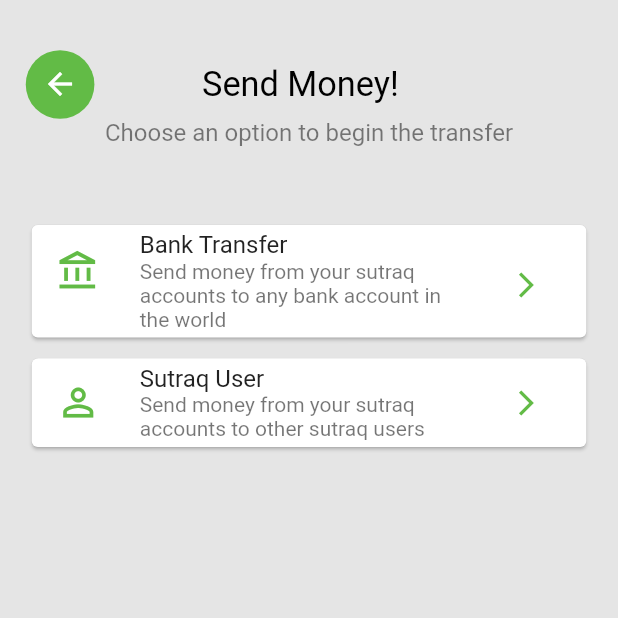
After one commit to Sohag-84/Bank_UI_design, a Flutter app: the SendMoneyScreen screen opened directly, on a phone screen of 412 x 824 dp, the top half of it. The commit adds this screen. Run offline on Flutter 3.47's test engine with Material 2 defaults, Android fonts, the phone set to English and light mode, and no system bars; our stand-ins replace flutter_screenutil, get.

Commit message:
Send money secreen is designed

```diff
--- a/lib/constant/color.dart
+++ b/lib/constant/color.dart
@@ -79,3 +79,9 @@
 class SettingColor {
   static const Color bgColor = Color(0xFF08083D);
 }
+
+class SendMoneyColor {
+  static const Color titleColor = Color(0xFF2F2F2F);
+  static Color subtitleColor = Color(0xFF000000).withOpacity(.50);
+  static const Color iconColor = Color(0xFF62BB46);
+}
--- a/lib/constant/strings.dart
+++ b/lib/constant/strings.dart
@@ -104,3 +104,14 @@
 class SettingText {
   static const String accountSetting = "Account Settings";
 }
+
+class SendMoneyText {
+  static const String headingSubtitle =
+      "Choose an option to begin the transfer";
+  static const String title_1 = "Bank Transfer";
+  static const String title_2 = "Sutraq User";
+  static const String subtitle_1 =
+      "Send money from your sutraq accounts to any bank account in the world";
+  static const String subtitle_2 =
+      "Send money from your sutraq accounts to other sutraq users";
+}
--- a/lib/routes/route.dart
+++ b/lib/routes/route.dart
@@ -7,6 +7,7 @@
 import '../views/login_screen.dart';
 import '../views/pages/bottom_nav_page.dart';
 import '../views/pages/onboarding_page.dart';
+import '../views/pages/wallet_screen.dart';
 import '../views/splash_screen.dart';
 import '../views/tip_screen.dart';
 import '../views/transaction_history_screen.dart';
@@ -19,6 +20,7 @@
 const String tipScreen = '/tip-screen';
 const String navigationBar = '/navigationBar-screen';
 const String transactionScreen = '/transaction-screen';
+const String walletScreen = '/wallet-screen';
 
 List<GetPage> pages = [
   GetPage(
@@ -53,4 +55,8 @@
     name: transactionScreen,
     page: () => TransactionScreen(),
   ),
+  GetPage(
+    name: walletScreen,
+    page: () => WalletScreen(),
+  ),
 ];
--- a/lib/views/pages/dashboard_screen.dart
+++ b/lib/views/pages/dashboard_screen.dart
@@ -3,6 +3,7 @@
 import 'package:bank_ui_design/constant/color.dart';
 import 'package:bank_ui_design/constant/strings.dart';
 import 'package:bank_ui_design/routes/route.dart';
+import 'package:bank_ui_design/views/pages/send_money_screen.dart';
 import 'package:bank_ui_design/widgets/show_dialog.dart';
 import 'package:flutter/material.dart';
 import 'package:flutter_screenutil/flutter_screenutil.dart';
@@ -177,8 +178,10 @@
                                   context: context,
                                   builder: (_) {
                                     return CustomDialog(
-                                      buttonText: DialogText.fundWalletButton,
-                                    );
+                                        buttonText: DialogText.fundWalletButton,
+                                        onPressed: () {
+                                          print("object");
+                                        });
                                   });
                             },
                             child: CustomTransaction(
@@ -198,7 +201,11 @@
                                 context: context,
                                 builder: (_) {
                                   return CustomDialog(
-                                      buttonText: DialogText.sendMoneyButton);
+                                    buttonText: DialogText.sendMoneyButton,
+                                    onPressed: () {
+                                      Get.to(SendMoneyScreen());
+                                    },
+                                  );
                                 },
                               );
                             },
@@ -219,8 +226,10 @@
                                 context: context,
                                 builder: (_) {
                                   return CustomDialog(
-                                    buttonText: DialogText.widthdrowButton,
-                                  );
+                                      buttonText: DialogText.widthdrowButton,
+                                      onPressed: () {
+                                        print("object");
+                                      });
                                 },
                               );
                             },
--- /dev/null
+++ b/lib/views/pages/send_money_screen.dart
@@ -0,0 +1,122 @@
+// ignore_for_file: prefer_const_constructors
+
+import 'package:bank_ui_design/constant/strings.dart';
+import 'package:bank_ui_design/routes/route.dart';
+import 'package:bank_ui_design/views/pages/wallet_screen.dart';
+import 'package:flutter/material.dart';
+import 'package:flutter_screenutil/flutter_screenutil.dart';
+import 'package:get/get.dart';
+
+import '../../constant/color.dart';
+
+class SendMoneyScreen extends StatelessWidget {
+  const SendMoneyScreen({Key? key}) : super(key: key);
+
+  @override
+  Widget build(BuildContext context) {
+    return Scaffold(
+      backgroundColor: Color(0xFFE5E5E5),
+      body: SafeArea(
+        child: Padding(
+          padding: EdgeInsets.only(left: 15.w, right: 15.w, top: 8.h),
+          child: Column(
+            children: [
+              SizedBox(
+                height: 20.h,
+              ),
+              SizedBox(
+                width: double.infinity,
+                child: Row(
+                  children: [
+                    Align(
+                      alignment: Alignment.topLeft,
+                      child: InkWell(
+                        onTap: () => Get.toNamed(walletScreen),
+                        child: CircleAvatar(
+                          backgroundColor: AuthColors.iconColor,
+                          radius: 20.r,
+                          child: Center(
+                            child: Icon(
+                              Icons.arrow_back_outlined,
+                              color: Colors.white,
+                            ),
+                          ),
+                        ),
+                      ),
+                    ),
+                    Spacer(),
+                    Text(
+                      "Send Money!",
+                      style: TextStyle(
+                        fontSize: 20.sp,
+                        color: Colors.black,
+                      ),
+                    ),
+                    SizedBox(
+                      width: 50.w,
+                    ),
+                    Spacer(),
+                  ],
+                ),
+              ),
+              Text(
+                SendMoneyText.headingSubtitle,
+                style: TextStyle(
+                  color: SendMoneyColor.subtitleColor,
+                  fontSize: 14.sp,
+                  fontWeight: FontWeight.w400,
+                ),
+              ),
+              SizedBox(
+                height: 40.h,
+              ),
+              Card(
+                color: Colors.white,
+                child: ListTile(
+                  leading: Icon(
+                    Icons.account_balance_outlined,
+                    color: SendMoneyColor.iconColor,
+                    size: 30,
+                  ),
+                  title: Text(SendMoneyText.title_1),
+                  subtitle: Text(SendMoneyText.subtitle_1),
+                  trailing: IconButton(
+                    icon: Icon(
+                      Icons.arrow_forward_ios_outlined,
+                      color: SendMoneyColor.iconColor,
+                      size: 20,
+                    ),
+                    onPressed: () {},
+                  ),
+                ),
+              ),
+              SizedBox(
+                height: 5.h,
+              ),
+              Card(
+                color: Colors.white,
+                child: ListTile(
+                  leading: Icon(
+                    Icons.person_outline,
+                    color: SendMoneyColor.iconColor,
+                    size: 30,
+                  ),
+                  title: Text(SendMoneyText.title_2),
+                  subtitle: Text(SendMoneyText.subtitle_2),
+                  trailing: IconButton(
+                    icon: Icon(
+                      Icons.arrow_forward_ios_outlined,
+                      color: SendMoneyColor.iconColor,
+                      size: 20,
+                    ),
+                    onPressed: () {},
+                  ),
+                ),
+              ),
+            ],
+          ),
+        ),
+      ),
+    );
+  }
+}
--- a/lib/views/pages/setting_screen.dart
+++ b/lib/views/pages/setting_screen.dart
@@ -125,13 +125,18 @@
                       SizedBox(
                         height: 10.h,
                       ),
-                      ListTile(
+                      SizedBox(
+                        height: 15,
+                        child: ListTile(
+                          visualDensity:
+                              VisualDensity(horizontal: 0, vertical: -4),
                           title: Text(
                             "PREFERENCES",
                             style: TextStyle(
                               color: Color(0xFF7E7E7E),
                               fontWeight: FontWeight.w500,
                               fontSize: 10.sp,
+                            ),
                           ),
                         ),
                       ),
@@ -147,6 +152,8 @@
                         onPressed: () {},
                       ),
                       ListTile(
+                        visualDensity:
+                            VisualDensity(horizontal: 0, vertical: -4),
                         title: Text(
                           "NOTIFICATIONS",
                           style: TextStyle(
--- a/lib/widgets/show_dialog.dart
+++ b/lib/widgets/show_dialog.dart
@@ -1,4 +1,4 @@
-// ignore_for_file: prefer_const_literals_to_create_immutables, prefer_const_constructors
+// ignore_for_file: prefer_const_literals_to_create_immutables, prefer_const_constructors, prefer_typing_uninitialized_variables
 
 import 'package:flutter/material.dart';
 import 'package:flutter_screenutil/flutter_screenutil.dart';
@@ -10,9 +10,10 @@
 
 class CustomDialog extends StatelessWidget {
   final String buttonText;
-  const CustomDialog({
-    Key? key,required this.buttonText
-  }) : super(key: key);
+  final onPressed;
+  const CustomDialog(
+      {Key? key, required this.buttonText, required this.onPressed})
+      : super(key: key);
 
   @override
   Widget build(BuildContext context) {
@@ -73,7 +74,10 @@
                   ),
                 ],
               ),
-              CustomButton(text: buttonText)
+              InkWell(
+                onTap: onPressed,
+                child: CustomButton(text: buttonText),
+              )
             ],
           ),
         ),
```
Lines whose indentation alone changed are shown as unchanged.
